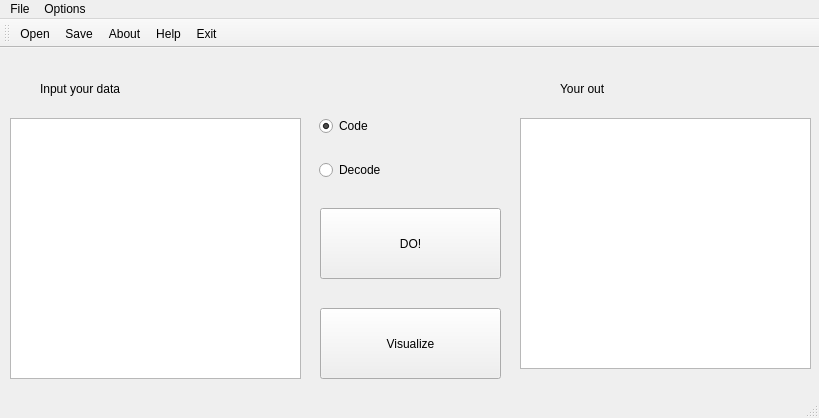
Old version of the form kursach/mainwindow.ui in the repository Pamr0ck/kursach3sem.
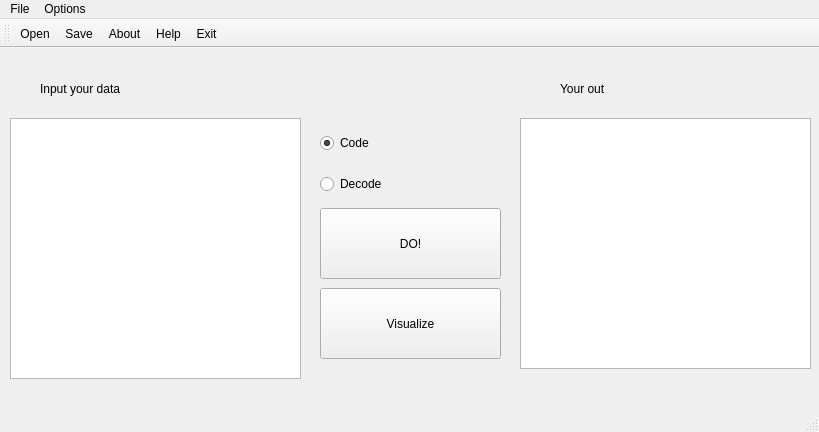
New version of the form. Icons and pictures are not drawn.

The edit to the form file:
```diff
--- a/kursach/mainwindow.ui
+++ b/kursach/mainwindow.ui
@@ -7,7 +7,7 @@
     <x>0</x>
     <y>0</y>
     <width>819</width>
-    <height>418</height>
+    <height>432</height>
    </rect>
   </property>
   <property name="windowTitle">
@@ -43,10 +43,10 @@
    <widget class="QWidget" name="verticalLayoutWidget">
     <property name="geometry">
      <rect>
-      <x>319</x>
-      <y>50</y>
+      <x>320</x>
+      <y>70</y>
       <width>181</width>
-      <height>101</height>
+      <height>91</height>
      </rect>
     </property>
     <layout class="QVBoxLayout" name="verticalLayout">
@@ -95,7 +95,7 @@
     <property name="geometry">
      <rect>
       <x>320</x>
-      <y>260</y>
+      <y>240</y>
       <width>181</width>
       <height>71</height>
      </rect>
```
